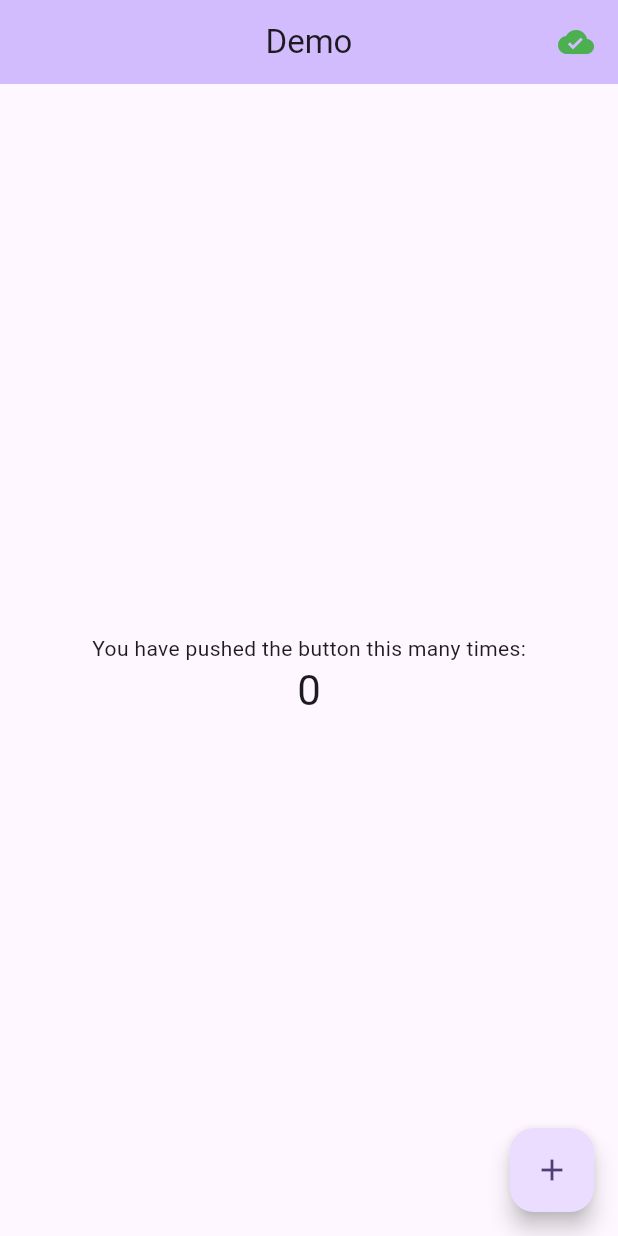
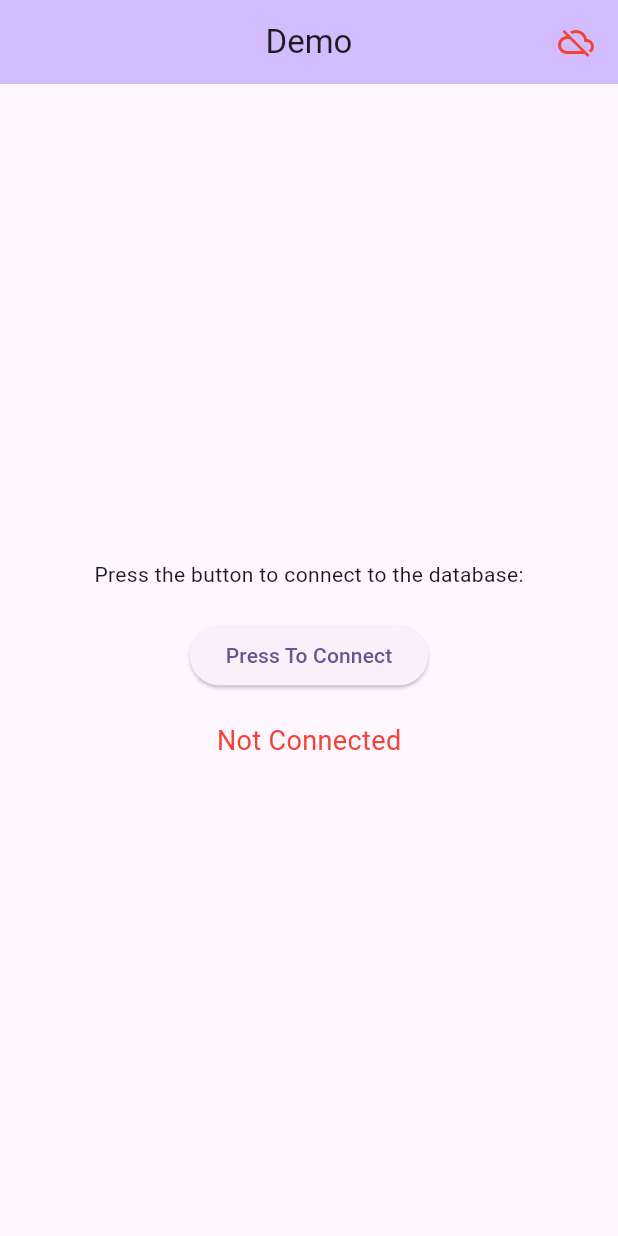
Before and after one commit to MGanesh517/Mongo_DB, a Flutter app: the screen it shows after launch, on a phone screen of 412 x 824 dp. Run offline on Flutter 3.47's test engine with Material 3 defaults, Android fonts, the phone set to English and light mode, and no system bars; our stand-ins replace get; missing offline and left inert: mongo_dart.

Commit message:
database connection sucessful

```diff
--- /dev/null
+++ b/lib/Routes/routes_list.dart
@@ -0,0 +1,15 @@
+import 'package:get/get.dart';
+import 'package:mongo/Screens/counter_model.dart';
+// part 'app_routes.dart';
+
+class AppPages {
+  static final pages = [
+  GetPage(
+      name: '/counterScreen',
+      // name: Routes.tabBarScreen,
+      page: () => const CounterPage(),
+      transition: Transition.noTransition,
+      // transitionDuration: const Duration(milliseconds: 300),
+    ),
+  ];
+}
--- a/lib/main.dart
+++ b/lib/main.dart
@@ -1,9 +1,151 @@
+
+
+// Direct database Connect
+
+
+
+// import 'dart:async';
+
+// import 'package:flutter/material.dart';
+// import 'package:get/get.dart';
+// import 'package:mongo/database.dart';
+
+
+// class MyApp extends StatelessWidget {
+//   const MyApp({super.key});
+
+//   @override
+//   Widget build(BuildContext context) {
+//     return GetMaterialApp(
+
+//       debugShowCheckedModeBanner: false,
+//       title: 'Mongo_DB',
+//       theme: ThemeData(
+//         colorScheme: ColorScheme.fromSeed(seedColor: Colors.deepPurple),
+//         useMaterial3: true,
+//       ),
+//       home: const MyHomePage(title: 'Demo'),
+//     );
+//   }
+// }
+
+
+// Future<void> main() async {
+//   await runZonedGuarded(() async {
+//     WidgetsFlutterBinding.ensureInitialized();
+
+//     // Attempt to connect to MongoDB
+//     bool connected = await MongoDatabase.connect();
+//     if (!connected) {
+//       debugPrint("Failed to connect to MongoDB. App will start with limited functionality.");
+//     }
+
+//     runApp(const MyApp());
+//   }, (error, stackTrace) {
+//     debugPrint('Error in runZonedGuarded: $error');
+//     debugPrint('Stack trace: $stackTrace');
+//   });
+// }
+
+// class MyHomePage extends StatefulWidget {
+//   const MyHomePage({super.key, required this.title});
+//   final String title;
+
+//   @override
+//   State<MyHomePage> createState() => _MyHomePageState();
+// }
+
+// class _MyHomePageState extends State<MyHomePage> {
+//   int counter = 0;
+//   bool isDatabaseConnected = false;
+
+//   @override
+//   void initState() {
+//     super.initState();
+//     _checkDatabaseConnection();
+//   }
+
+//   Future<void> _checkDatabaseConnection() async {
+//     bool connected = MongoDatabase.isConnected;
+//     if (!connected) {
+//       connected = await MongoDatabase.connect();
+//     }
+//     setState(() {
+//       isDatabaseConnected = connected;
+//     });
+//   }
+
+//   void incrementCounter() {
+//     setState(() {
+//       counter++;
+//     });
+//   }
+
+//   @override
+//   Widget build(BuildContext context) {
+//     return Scaffold(
+//       appBar: AppBar(
+//         backgroundColor: Theme.of(context).colorScheme.inversePrimary,
+//         title: Text(widget.title),
+//         centerTitle: true,
+//         actions: [
+//           Icon(
+//             isDatabaseConnected ? Icons.cloud_done : Icons.cloud_off,
+//             color: isDatabaseConnected ? Colors.green : Colors.red,
+//           ),
+//           const SizedBox(width: 16),
+//         ],
+//       ),
+//       body: Center(
+//         child: Column(
+//           mainAxisAlignment: MainAxisAlignment.center,
+//           children: <Widget>[
+//             if (!isDatabaseConnected)
+//               const Card(
+//                 color: Colors.orange,
+//                 child: Padding(
+//                   padding: EdgeInsets.all(8.0),
+//                   child: Text(
+//                     'Database connection failed. Some features may be unavailable.',
+//                     style: TextStyle(color: Colors.white),
+//                   ),
+//                 ),
+//               ),
+//             const SizedBox(height: 20),
+//             const Text(
+//               'You have pushed the button this many times:',
+//             ),
+//             Text(
+//               '$counter',
+//               style: Theme.of(context).textTheme.headlineMedium,
+//             ),
+//           ],
+//         ),
+//       ),
+//       floatingActionButton: FloatingActionButton(
+//         onPressed: incrementCounter,
+//         tooltip: 'Increment',
+//         child: const Icon(Icons.add),
+//       ),
+//     );
+//   }
+// }
+
+
+
+
+
+
+////// Button Connect
+
+
+
 import 'dart:async';
 
 import 'package:flutter/material.dart';
 import 'package:get/get.dart';
+import 'package:mongo/Routes/routes_list.dart';
 import 'package:mongo/database.dart';
-
 
 class MyApp extends StatelessWidget {
   const MyApp({super.key});
@@ -11,9 +153,10 @@ class MyApp extends StatelessWidget {
   @override
   Widget build(BuildContext context) {
     return GetMaterialApp(
+        getPages: AppPages.pages,
 
       debugShowCheckedModeBanner: false,
-      title: 'Flutter Demo',
+      title: 'Mongo_DBx',
       theme: ThemeData(
         colorScheme: ColorScheme.fromSeed(seedColor: Colors.deepPurple),
         useMaterial3: true,
@@ -23,16 +166,9 @@ class MyApp extends StatelessWidget {
   }
 }
 
-
 Future<void> main() async {
   await runZonedGuarded(() async {
     WidgetsFlutterBinding.ensureInitialized();
-
-    // Attempt to connect to MongoDB
-    bool connected = await MongoDatabase.connect();
-    if (!connected) {
-      debugPrint("Failed to connect to MongoDB. App will start with limited functionality.");
-    }
 
     runApp(const MyApp());
   }, (error, stackTrace) {
@@ -50,29 +186,17 @@ class MyHomePage extends StatefulWidget {
 }
 
 class _MyHomePageState extends State<MyHomePage> {
-  int _counter = 0;
-  bool _isDatabaseConnected = false;
+  bool isDatabaseConnected = false;
 
-  @override
-  void initState() {
-    super.initState();
-    _checkDatabaseConnection();
-  }
-
-  Future<void> _checkDatabaseConnection() async {
-    bool connected = MongoDatabase.isConnected;
+  Future<void> connectToDatabase() async {
+    bool connected = await MongoDatabase.connect();
+    setState(() {
+      isDatabaseConnected = connected;
+      Get.toNamed('/counterScreen');
+    });
     if (!connected) {
-      connected = await MongoDatabase.connect();
+      debugPrint("Failed to connect to MongoDB.");
     }
-    setState(() {
-      _isDatabaseConnected = connected;
-    });
-  }
-
-  void _incrementCounter() {
-    setState(() {
-      _counter++;
-    });
   }
 
   @override
@@ -84,8 +208,8 @@ class _MyHomePageState extends State<MyHomePage> {
         centerTitle: true,
         actions: [
           Icon(
-            _isDatabaseConnected ? Icons.cloud_done : Icons.cloud_off,
-            color: _isDatabaseConnected ? Colors.green : Colors.red,
+            isDatabaseConnected ? Icons.cloud_done : Icons.cloud_off,
+            color: isDatabaseConnected ? Colors.green : Colors.red,
           ),
           const SizedBox(width: 16),
         ],
@@ -94,33 +218,25 @@ class _MyHomePageState extends State<MyHomePage> {
         child: Column(
           mainAxisAlignment: MainAxisAlignment.center,
           children: <Widget>[
-            if (!_isDatabaseConnected)
-              const Card(
-                color: Colors.orange,
-                child: Padding(
-                  padding: EdgeInsets.all(8.0),
-                  child: Text(
-                    'Database connection failed. Some features may be unavailable.',
-                    style: TextStyle(color: Colors.white),
-                  ),
-                ),
+            Visibility(
+              visible: !isDatabaseConnected,
+              child: const Text('Press the button to connect to the database:')),
+            const SizedBox(height: 20),
+            ElevatedButton(
+              onPressed: connectToDatabase,
+              child: Text(isDatabaseConnected ? 'Connected' : 'Press To Connect'),
+            ),
+            const SizedBox(height: 20),
+            Text(
+              isDatabaseConnected ? 'Connected to Database' : 'Not Connected',
+              style: TextStyle(
+                color: isDatabaseConnected ? Colors.green : Colors.red,
+                fontSize: 18,
               ),
-            const SizedBox(height: 20),
-            const Text(
-              'You have pushed the button this many times:',
-            ),
-            Text(
-              '$_counter',
-              style: Theme.of(context).textTheme.headlineMedium,
             ),
           ],
         ),
       ),
-      floatingActionButton: FloatingActionButton(
-        onPressed: _incrementCounter,
-        tooltip: 'Increment',
-        child: const Icon(Icons.add),
-      ),
     );
   }
 }
--- a/pubspec.yaml
+++ b/pubspec.yaml
@@ -38,6 +38,7 @@ dependencies:
   mongo_dart: ^0.10.3
   get: ^4.6.6
   intl: ^0.19.0
+#  notification_listener_service: ^0.3.3
 
 dev_dependencies:
   flutter_test:
```
Also changed, not shown: lib/Screens/counter_model.dart (+280 -0 lines), lib/database.dart (+16 -10 lines), 7 other files.
